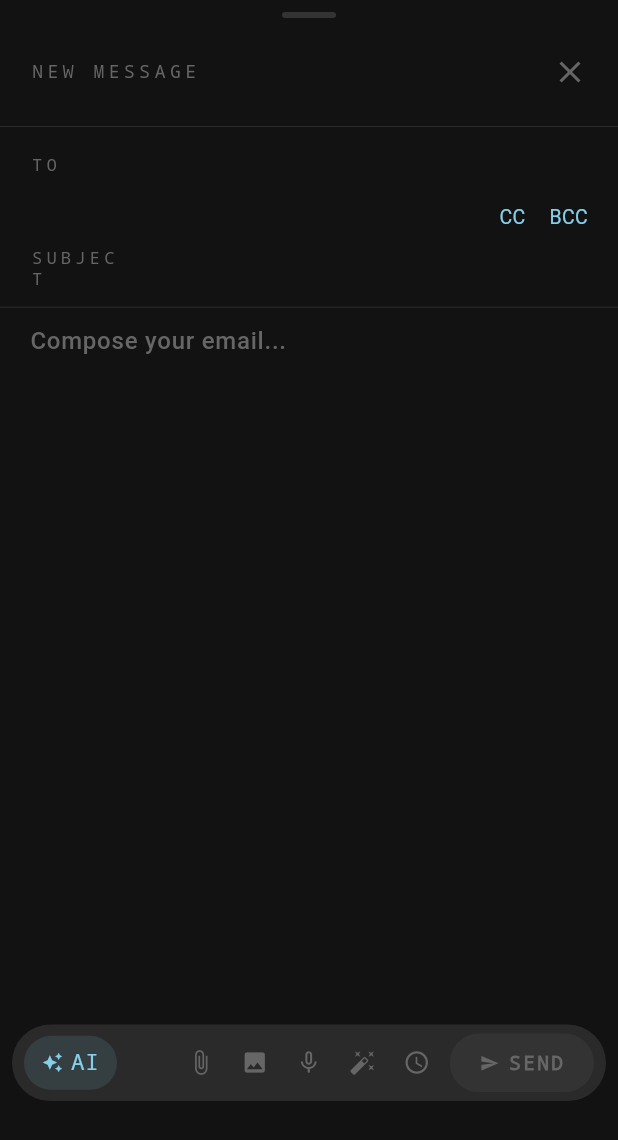
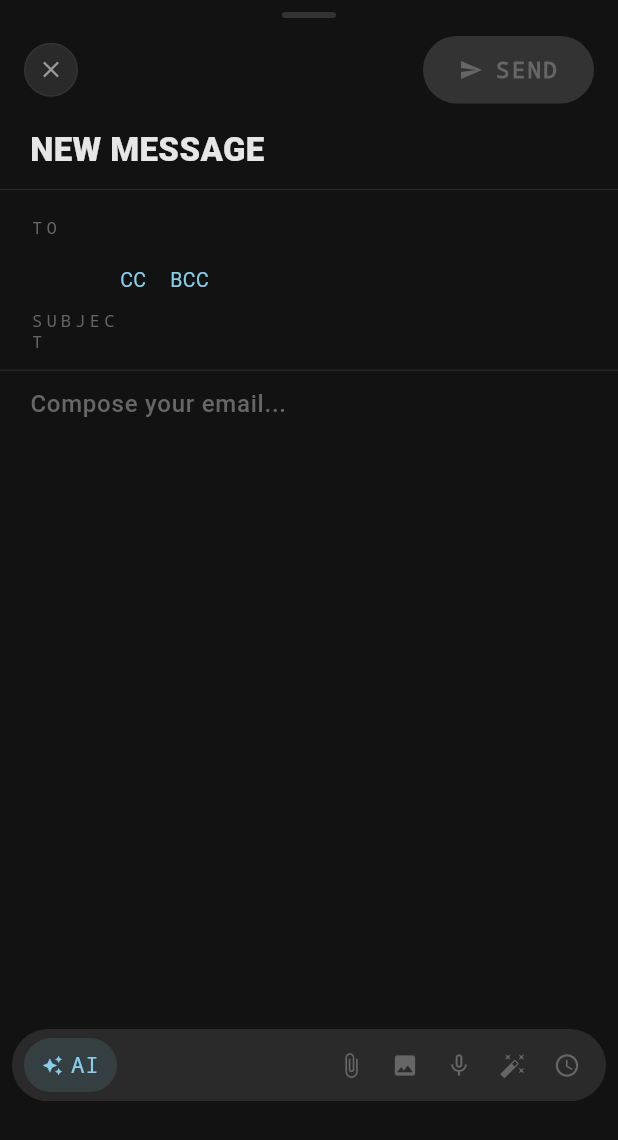
Before and after one commit to aida-arch/VoidMail, a Flutter app: the ComposeView widget shown alone on an empty page, opened directly, on a phone screen of 412 x 824 dp. Shown: the top 1140 px of the screen. Run offline on Flutter 3.47's test engine with Material 3 defaults, Android fonts, the phone set to English and light mode, and no system bars; our stand-ins replace audioplayers, file_picker, flutter_dotenv, flutter_local_notifications, local_auth, open_filex and 2 more; missing offline and left inert: flutter_web_auth_2, workmanager; accounts and stored records are empty; network calls fail; statements that could not run were skipped.

Commit message:
Redesign compose view header: close button left, send button right, title with reply icon
- Move close button to left side with circular bordered style
- Add send button to top-right header with pink accent styling
- Add title section with mode icon (reply/forward) and subject quote bar
- Remove send button from bottom toolbar
- Add _headerTitle() helper for compose mode labels

Co-Authored-By: Claude Opus 4.6 <noreply@anthropic.com>

```diff
--- a/lib/views/compose/compose_view.dart
+++ b/lib/views/compose/compose_view.dart
@@ -329,6 +329,61 @@ class _ComposeViewState extends State<ComposeView>
             // Header
             _buildHeader(),
 
+            // Title label with icon and subject
+            Padding(
+              padding: const EdgeInsets.fromLTRB(20, 4, 20, 12),
+              child: Column(
+                crossAxisAlignment: CrossAxisAlignment.start,
+                children: [
+                  Row(
+                    children: [
+                      if (widget.mode == ComposeMode.reply || widget.mode == ComposeMode.replyAll)
+                        const Padding(
+                          padding: EdgeInsets.only(right: 10),
+                          child: Icon(Icons.reply, size: 24, color: VoidColors.accentSkyBlue),
+                        )
+                      else if (widget.mode == ComposeMode.forward)
+                        const Padding(
+                          padding: EdgeInsets.only(right: 10),
+                          child: Icon(Icons.forward, size: 24, color: VoidColors.accentPink),
+                        ),
+                      Text(
+                        _headerTitle(),
+                        style: Typo.headline.copyWith(fontSize: 22, fontWeight: FontWeight.w900),
+                      ),
+                    ],
+                  ),
+                  if (widget.replyTo != null) ...[
+                    const SizedBox(height: 6),
+                    Row(
+                      children: [
+                        Container(
+                          width: 3,
+                          height: 18,
+                          decoration: BoxDecoration(
+                            color: VoidColors.accentSkyBlue,
+                            borderRadius: BorderRadius.circular(2),
+                          ),
+                        ),
+                        const SizedBox(width: 8),
+                        Expanded(
+                          child: Text(
+                            'Re: ${widget.replyTo!.subject}',
+                            style: Typo.subhead.copyWith(
+                              fontSize: 14,
+                              color: VoidColors.textTertiary,
+                            ),
+                            maxLines: 1,
+                            overflow: TextOverflow.ellipsis,
+                          ),
+                        ),
+                      ],
+                    ),
+                  ],
+                ],
+              ),
+            ),
+
             const Divider(color: VoidColors.border, height: 0.5),
 
             // Fields
@@ -393,32 +448,91 @@ class _ComposeViewState extends State<ComposeView>
     );
   }
 
-  Widget _buildHeader() {
-    String title;
+  String _headerTitle() {
     switch (widget.mode) {
       case ComposeMode.compose:
-        title = 'NEW MESSAGE';
-        break;
+        return 'NEW MESSAGE';
       case ComposeMode.reply:
-        title = 'REPLY';
-        break;
+        return 'REPLY';
       case ComposeMode.replyAll:
-        title = 'REPLY ALL';
-        break;
+        return 'REPLY ALL';
       case ComposeMode.forward:
-        title = 'FORWARD';
-        break;
+        return 'FORWARD';
     }
+  }
 
+  Widget _buildHeader() {
     return Padding(
-      padding: const EdgeInsets.fromLTRB(20, 12, 8, 12),
+      padding: const EdgeInsets.fromLTRB(16, 12, 16, 12),
       child: Row(
         children: [
-          Text(title, style: Typo.metaLabel),
+          // Close button (left)
+          GestureDetector(
+            onTap: () => Navigator.pop(context),
+            child: Container(
+              width: 36,
+              height: 36,
+              decoration: BoxDecoration(
+                color: VoidColors.bgCard,
+                shape: BoxShape.circle,
+                border: Border.all(
+                  color: VoidColors.border,
+                  width: 1,
+                ),
+              ),
+              child: const Center(
+                child: Icon(Icons.close, size: 18, color: VoidColors.textSecondary),
+              ),
+            ),
+          ),
           const Spacer(),
-          IconButton(
-            onPressed: () => Navigator.pop(context),
-            icon: const Icon(Icons.close, color: VoidColors.textTertiary),
+          // Send button (right)
+          GestureDetector(
+            onTap: _isSending ? null : _send,
+            child: AnimatedContainer(
+              duration: const Duration(milliseconds: 200),
+              padding: const EdgeInsets.symmetric(horizontal: 24, vertical: 12),
+              decoration: BoxDecoration(
+                color: _toController.text.isNotEmpty
+                    ? VoidColors.accentPink
+                    : VoidColors.bgCardHover,
+                borderRadius: BorderRadius.circular(24),
+              ),
+              child: _isSending
+                  ? const SizedBox(
+                      width: 16,
+                      height: 16,
+                      child: CircularProgressIndicator(
+                        strokeWidth: 2,
+                        color: VoidColors.textInverse,
+                      ),
+                    )
+                  : Row(
+                      mainAxisSize: MainAxisSize.min,
+                      children: [
+                        Icon(
+                          _showSchedule ? Icons.schedule_send : Icons.send,
+                          size: 16,
+                          color: _toController.text.isNotEmpty
+                              ? VoidColors.textInverse
+                              : VoidColors.textTertiary,
+                        ),
+                        const SizedBox(width: 8),
+                        Text(
+                          _showSchedule ? 'SCHEDULE' : 'SEND',
+                          style: TextStyle(
+                            fontSize: 15,
+                            fontWeight: FontWeight.bold,
+                            fontFamily: 'monospace',
+                            letterSpacing: 1.5,
+                            color: _toController.text.isNotEmpty
+                                ? VoidColors.textInverse
+                                : VoidColors.textTertiary,
+                          ),
+                        ),
+                      ],
+                    ),
+            ),
           ),
         ],
       ),
@@ -493,7 +607,6 @@ class _ComposeViewState extends State<ComposeView>
     return Padding(
       padding: const EdgeInsets.fromLTRB(80, 0, 20, 0),
       child: Row(
-        mainAxisAlignment: MainAxisAlignment.end,
         children: [
           if (!_showCc)
             GestureDetector(
@@ -818,57 +931,6 @@ class _ComposeViewState extends State<ComposeView>
                   setState(() => _showSchedule = !_showSchedule),
             ),
 
-            const SizedBox(width: 4),
-
-            // Send button
-            GestureDetector(
-              onTap: _isSending ? null : _send,
-              child: AnimatedContainer(
-                duration: const Duration(milliseconds: 200),
-                padding: const EdgeInsets.symmetric(
-                    horizontal: 20, vertical: 10),
-                decoration: BoxDecoration(
-                  color: _toController.text.isNotEmpty
-                      ? VoidColors.accentPink
-                      : VoidColors.bgCardHover,
-                  borderRadius: BorderRadius.circular(20),
-                ),
-                child: _isSending
-                    ? const SizedBox(
-                        width: 16,
-                        height: 16,
-                        child: CircularProgressIndicator(
-                          strokeWidth: 2,
-                          color: VoidColors.textInverse,
-                        ),
-                      )
-                    : Row(
-                        mainAxisSize: MainAxisSize.min,
-                        children: [
-                          Icon(
-                            _showSchedule ? Icons.schedule_send : Icons.send,
-                            size: 13,
-                            color: _toController.text.isNotEmpty
-                                ? VoidColors.textInverse
-                                : VoidColors.textTertiary,
-                          ),
-                          const SizedBox(width: 6),
-                          Text(
-                            _showSchedule ? 'SCHEDULE' : 'SEND',
-                            style: TextStyle(
-                              fontSize: 13,
-                              fontWeight: FontWeight.bold,
-                              fontFamily: 'monospace',
-                              letterSpacing: 1.5,
-                              color: _toController.text.isNotEmpty
-                                  ? VoidColors.textInverse
-                                  : VoidColors.textTertiary,
-                            ),
-                          ),
-                        ],
-                      ),
-              ),
-            ),
           ],
         ),
       ),
```
